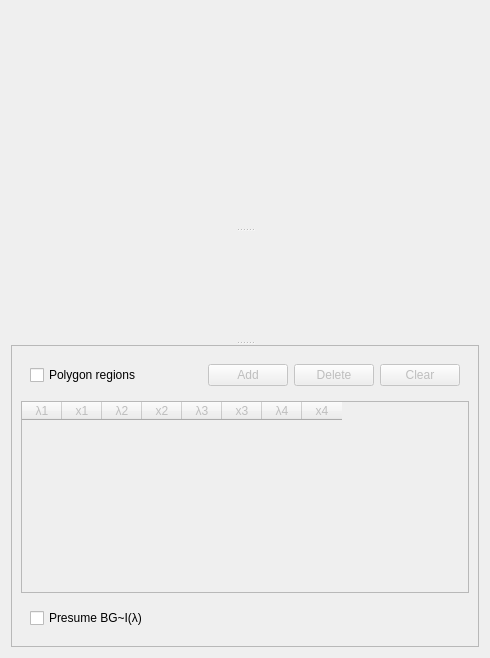
The window that designer/background_dialog.ui (aglavic/quicknxs) describes before a commit, drawn with Qt 5.
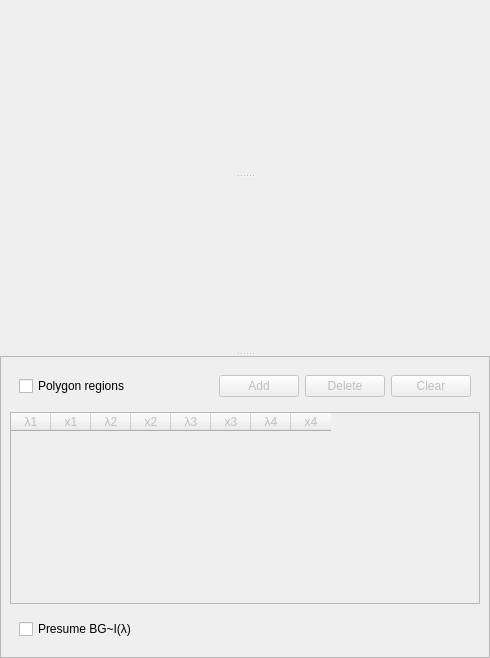
The same window after the commit. Custom widgets are drawn as their Qt base class.

Commit message: - background dialog and constant background with fast neutrons included - plotting fixes

```diff
--- a/designer/background_dialog.ui
+++ b/designer/background_dialog.ui
@@ -14,6 +14,9 @@
    <string>Dialog</string>
   </property>
   <layout class="QHBoxLayout" name="horizontalLayout">
+   <property name="margin">
+    <number>0</number>
+   </property>
    <item>
     <widget class="QSplitter" name="splitter">
      <property name="orientation">
@@ -23,7 +26,7 @@
       <property name="sizePolicy">
        <sizepolicy hsizetype="Preferred" vsizetype="Expanding">
         <horstretch>0</horstretch>
-        <verstretch>2</verstretch>
+        <verstretch>1</verstretch>
        </sizepolicy>
       </property>
      </widget>
@@ -131,6 +134,18 @@
          <property name="enabled">
           <bool>false</bool>
          </property>
+         <property name="minimumSize">
+          <size>
+           <width>0</width>
+           <height>50</height>
+          </size>
+         </property>
+         <property name="selectionMode">
+          <enum>QAbstractItemView::SingleSelection</enum>
+         </property>
+         <property name="selectionBehavior">
+          <enum>QAbstractItemView::SelectRows</enum>
+         </property>
          <attribute name="horizontalHeaderDefaultSectionSize">
           <number>40</number>
          </attribute>
```
Left out of the diff: 102 changed lines with no effect on the pictures. The commit also changes 13 other files.
